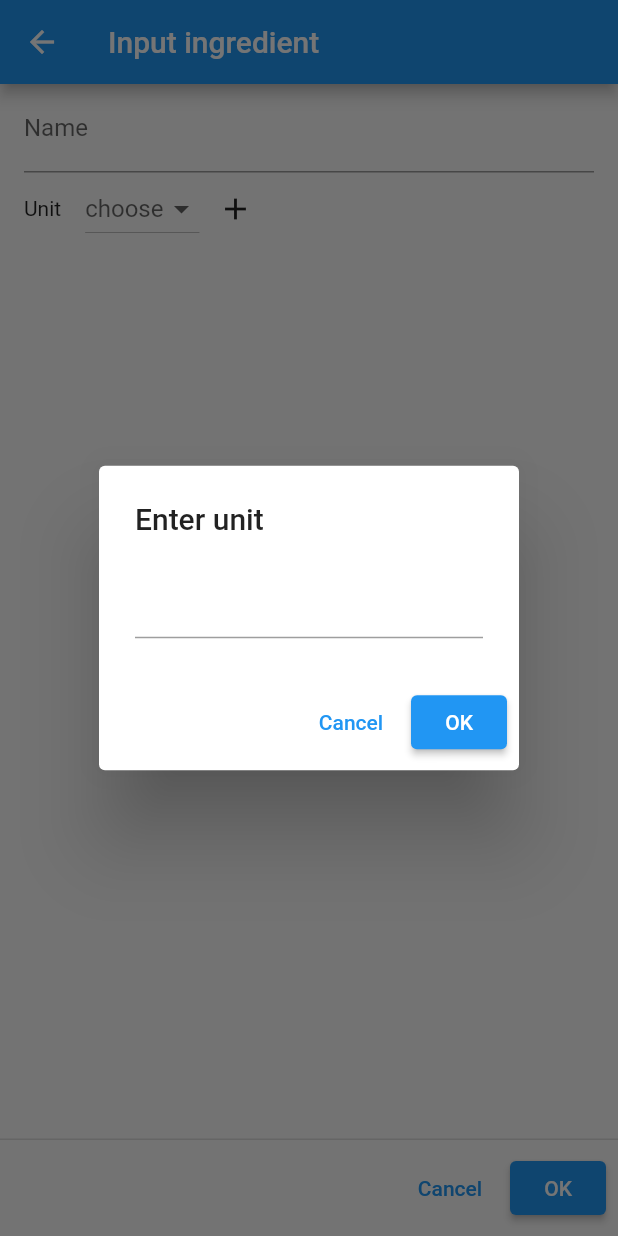
After one commit to EgorenkovPavel/menu_planner, a Flutter app: the IngredientInput screen opened directly, after a tap on the "add" icon, on a phone screen of 412 x 824 dp. The commit adds this screen. Run offline on Flutter 3.47's test engine with Material 2 defaults, Android fonts, the phone set to English and light mode, and no system bars; our stand-ins replace equatable, flutter_bloc, freezed_annotation, get_it.

Commit message:
Add ingredient input bloc

```diff
--- a/lib/src/app.dart
+++ b/lib/src/app.dart
@@ -1,5 +1,5 @@
 import 'package:flutter/material.dart';
-import 'package:menu_planner/src/ui/day_menu/day_menu.dart';
+import 'package:menu_planner/src/ui/day_menu/menu.dart';
 
 class App extends StatelessWidget {
   const App({Key? key}) : super(key: key);
@@ -7,7 +7,7 @@ class App extends StatelessWidget {
   @override
   Widget build(BuildContext context) {
     return MaterialApp(
-      home: DayMenu(),
+      home: Menu(),
     );
   }
 }
--- a/lib/src/data/data_repository_impl.dart
+++ b/lib/src/data/data_repository_impl.dart
@@ -11,8 +11,12 @@ class DataRepositoryImpl implements DataRepository {
 
   List<Dish> dishes = [];
   List<Ingredient> ingredients = [];
+  List<Unit> units = [];
 
   DataRepositoryImpl() {
+
+    units.add(Unit('kg'));
+    units.add(Unit('m'));
 
     final testo = Ingredient(id: Uuid(), name: 'Testo', unit: Unit('kg'));
     ingredients.add(testo);
@@ -83,4 +87,28 @@ class DataRepositoryImpl implements DataRepository {
     dishes.add(dish);
     return dish.id;
   }
+
+  @override
+  Future<Ingredient> getIngredientById({required Uuid ingredientId}) async {
+    return ingredients.firstWhere((element) => element.id == ingredientId);
+  }
+
+  @override
+  Future<List<Unit>> getAllUnits() async {
+    return units;
+  }
+
+  @override
+  Future<Uuid> addIngredient({required String name, required Unit unit}) async {
+    final ingredient = Ingredient(id: Uuid(), name: name, unit: unit);
+    ingredients.add(ingredient);
+    return ingredient.id;
+  }
+
+  @override
+  Future<Unit> addUnit({required String name}) async {
+    final unit = Unit(name);
+    units.add(unit);
+    return unit;
+  }
 }
--- a/lib/src/domain/repositories/data_repository.dart
+++ b/lib/src/domain/repositories/data_repository.dart
@@ -3,6 +3,7 @@ import 'package:uuid/uuid.dart';
 
 import '../models/day.dart';
 import '../models/dish.dart';
+import '../models/unit.dart';
 
 abstract class DataRepository {
   Future<List<Dish>> getDayMenu(Day day);
@@ -19,4 +20,12 @@ abstract class DataRepository {
     required String name,
     required Set<Ingredient> ingredients,
   });
+
+  Future<Ingredient> getIngredientById({required Uuid ingredientId});
+
+  Future<List<Unit>> getAllUnits();
+
+  Future<Unit> addUnit({required String name});
+
+  Future<Uuid> addIngredient({required String name, required Unit unit});
 }
--- a/lib/src/ui/day_menu/day_menu.dart
+++ b/lib/src/ui/day_menu/menu.dart
@@ -7,8 +7,8 @@ import '../../di.dart';
 import '../../domain/models/day.dart';
 import 'menu_bloc.dart';
 
-class DayMenu extends StatelessWidget {
-  const DayMenu({Key? key}) : super(key: key);
+class Menu extends StatelessWidget {
+  const Menu({Key? key}) : super(key: key);
 
   @override
   Widget build(BuildContext context) {
--- a/lib/src/ui/dish_input/dish_input.dart
+++ b/lib/src/ui/dish_input/dish_input.dart
@@ -2,6 +2,7 @@ import 'package:flutter/material.dart';
 import 'package:flutter_bloc/flutter_bloc.dart';
 import 'package:menu_planner/src/domain/models/ingredient.dart';
 import 'package:menu_planner/src/ui/choose_panel.dart';
+import 'package:menu_planner/src/ui/ingredient_input/ingredient_input.dart';
 
 import '../../di.dart';
 import 'dish_input_bloc.dart';
@@ -57,6 +58,16 @@ class DishInput extends StatelessWidget {
                         onSearchChange: (text) => context
                             .read<DishInputBloc>()
                             .add(DishInputEvent.search(text)),
+                        onAdd: () async {
+                          final ingredientId = await Navigator.of(context).push(
+                              MaterialPageRoute(
+                                  builder: (context) => IngredientInput()));
+                          if (ingredientId != null) {
+                            context.read<DishInputBloc>().add(
+                                DishInputEvent.addIngredientById(
+                                    ingredientId: ingredientId));
+                          }
+                        },
                       ),
                     );
                   }, listener: (context, state) {
@@ -72,9 +83,8 @@ class DishInput extends StatelessWidget {
                   onPressed: () => Navigator.of(context).pop(),
                   child: Text('Cancel')),
               ElevatedButton(
-                  onPressed: () => context
-                      .read<DishInputBloc>()
-                      .add(DishInputEvent.save()),
+                  onPressed: () =>
+                      context.read<DishInputBloc>().add(DishInputEvent.save()),
                   child: Text('OK'))
             ],
           );
--- a/lib/src/ui/dish_input/dish_input_bloc.dart
+++ b/lib/src/ui/dish_input/dish_input_bloc.dart
@@ -21,6 +21,9 @@ class DishInputEvent with _$DishInputEvent {
 
   const factory DishInputEvent.changeName({required String name}) =
       _ChangeNameDishInputEvent;
+
+  const factory DishInputEvent.addIngredientById({required Uuid ingredientId}) =
+      _AddIngredientByIdDishInputEvent;
 }
 
 @freezed
@@ -62,6 +65,7 @@ class DishInputBloc extends Bloc<DishInputEvent, DishInputState> {
           addIngredient: (event) => _onAddIngredient(event, emitter),
           save: (event) => _onSave(event, emitter),
           changeName: (event) => _onChangeName(event, emitter),
+          addIngredientById: (event) => _onAddIngredientById(event, emitter),
         ));
   }
 
@@ -127,4 +131,16 @@ class DishInputBloc extends Bloc<DishInputEvent, DishInputState> {
       dishIngredients: state.dishIngredients,
     ));
   }
+
+  FutureOr _onAddIngredientById(
+    _AddIngredientByIdDishInputEvent event,
+    Emitter<DishInputState> emit,
+  ) async {
+    final ingredient = await _dataRepository.getIngredientById(ingredientId: event.ingredientId);
+    emit(DishInputState.main(
+      name: state.name,
+      ingredients: state.ingredients,
+      dishIngredients: state.dishIngredients.toSet()..add(ingredient),
+    ));
+  }
 }
--- /dev/null
+++ b/lib/src/ui/ingredient_input/ingredient_input.dart
@@ -0,0 +1,129 @@
+import 'package:flutter/material.dart';
+import 'package:flutter_bloc/flutter_bloc.dart';
+import 'package:menu_planner/src/ui/ingredient_input/ingredient_input_bloc.dart';
+
+import '../../di.dart';
+import '../../domain/models/unit.dart';
+
+class IngredientInput extends StatelessWidget {
+  const IngredientInput({Key? key}) : super(key: key);
+
+  @override
+  Widget build(BuildContext context) {
+    return BlocProvider(
+      create: (context) => IngredientInputBloc(dataRepository: sl())
+        ..add(IngredientInputEvent.fetch()),
+      child: Builder(
+        builder: (context) {
+          return Scaffold(
+            appBar: AppBar(
+              title: Text('Input ingredient'),
+            ),
+            body: Padding(
+              padding: const EdgeInsets.symmetric(horizontal: 16.0),
+              child: Column(
+                children: [
+                  TextField(
+                    decoration: InputDecoration(label: Text('Name')),
+                    onChanged: (text) => context
+                        .read<IngredientInputBloc>()
+                        .add(IngredientInputEvent.changeName(name: text)),
+                  ),
+                  Row(
+                    children: [
+                      Text('Unit'),
+                      SizedBox(width: 16),
+                      BlocConsumer<IngredientInputBloc, IngredientInputState>(
+                          listener: (context, state){
+                            if (state.ingredientId != null){
+                              Navigator.of(context).pop(state.ingredientId);
+                            }
+                          },
+                          builder: (context, state) {
+                        return DropdownButton<Unit>(
+                            value: state.unit,
+                            hint: Text('choose'),
+                            items: state.units
+                                .map((unit) => DropdownMenuItem(
+                                      value: unit,
+                                      child: Text(unit.name),
+                                    ))
+                                .toList(),
+                            onChanged: (unit) {
+                              if (unit != null) {
+                                context.read<IngredientInputBloc>().add(
+                                    IngredientInputEvent.changeUnit(
+                                        unit: unit));
+                              }
+                            });
+                      }),
+                      IconButton(
+                          onPressed: () async {
+                            final newUnitName = await showDialog<String>(
+                                context: context,
+                                builder: (context) {
+                                  return UnitInputDialog();
+                                });
+                            if (newUnitName != null) {
+                              // context.read<IngredientInputBloc>().add(IngredientInputEvent)
+                            }
+                          },
+                          icon: Icon(Icons.add)),
+                    ],
+                  )
+                ],
+              ),
+            ),
+            persistentFooterButtons: [
+              TextButton(onPressed: () {
+                Navigator.of(context).pop();
+              }, child: Text('Cancel')),
+              ElevatedButton(onPressed: () {
+                context.read<IngredientInputBloc>().add(IngredientInputEvent.save());
+              }, child: Text('OK')),
+            ],
+          );
+        },
+      ),
+    );
+  }
+}
+
+class UnitInputDialog extends StatefulWidget {
+  const UnitInputDialog({Key? key}) : super(key: key);
+
+  @override
+  State<UnitInputDialog> createState() => _UnitInputDialogState();
+}
+
+class _UnitInputDialogState extends State<UnitInputDialog> {
+  final TextEditingController _nameController = TextEditingController();
+
+  @override
+  Widget build(BuildContext context) {
+    return AlertDialog(
+      title: Text('Enter unit'),
+      content: TextField(
+        controller: _nameController,
+      ),
+      actions: [
+        TextButton(
+            onPressed: () {
+              Navigator.of(context).pop();
+            },
+            child: Text('Cancel')),
+        ElevatedButton(
+            onPressed: () {
+              Navigator.of(context).pop(_nameController.text);
+            },
+            child: Text('OK'))
+      ],
+    );
+  }
+
+  @override
+  void dispose() {
+    _nameController.dispose();
+    super.dispose();
+  }
+}
--- /dev/null
+++ b/lib/src/ui/ingredient_input/ingredient_input_bloc.dart
@@ -0,0 +1,136 @@
+import 'dart:async';
+
+import 'package:flutter_bloc/flutter_bloc.dart';
+import 'package:freezed_annotation/freezed_annotation.dart';
+import 'package:uuid/uuid.dart';
+
+import '../../domain/models/unit.dart';
+import '../../domain/repositories/data_repository.dart';
+
+part 'ingredient_input_bloc.freezed.dart';
+
+@freezed
+class IngredientInputEvent with _$IngredientInputEvent {
+  const factory IngredientInputEvent.fetch() = _FetchIngredientInputEvent;
+
+  const factory IngredientInputEvent.changeName({required String name}) =
+      _ChangeNameIngredientInputEvent;
+
+  const factory IngredientInputEvent.changeUnit({required Unit unit}) =
+      _ChangeUnitIngredientInputEvent;
+
+  const factory IngredientInputEvent.addNewUnit({required String unitName}) =
+      _AddNewUnitIngredientInputEvent;
+
+  const factory IngredientInputEvent.save() = _SaveIngredientInputEvent;
+}
+
+@freezed
+class IngredientInputState with _$IngredientInputState {
+  const IngredientInputState._();
+
+  Uuid? get ingredientId => map(
+        main: (_) => null,
+        saved: (state) => state.ingredientId,
+      );
+
+  const factory IngredientInputState.main({
+    required String name,
+    required Unit? unit,
+    required List<Unit> units,
+  }) = _MainIngredientInputState;
+
+  const factory IngredientInputState.saved({
+    required String name,
+    required Unit? unit,
+    required List<Unit> units,
+    required Uuid ingredientId,
+  }) = _SavedIngredientInputState;
+}
+
+class IngredientInputBloc
+    extends Bloc<IngredientInputEvent, IngredientInputState> {
+  final DataRepository _dataRepository;
+
+  IngredientInputBloc({required DataRepository dataRepository})
+      : _dataRepository = dataRepository,
+        super(IngredientInputState.main(
+          units: [],
+          name: '',
+          unit: null,
+        )) {
+    on<IngredientInputEvent>((event, emitter) => event.map(
+          fetch: (event) => _onFetch(event, emitter),
+          changeName: (event) => _onChangeName(event, emitter),
+          changeUnit: (event) => _onChangeUnit(event, emitter),
+          addNewUnit: (event) => _onAddNewUnit(event, emitter),
+          save: (event) => _onSave(event, emitter),
+        ));
+  }
+
+  FutureOr _onFetch(
+    _FetchIngredientInputEvent event,
+    Emitter<IngredientInputState> emit,
+  ) async {
+    final units = await _dataRepository.getAllUnits();
+    emit(IngredientInputState.main(
+      units: units,
+      unit: state.unit,
+      name: state.name,
+    ));
+  }
+
+  FutureOr _onChangeName(
+    _ChangeNameIngredientInputEvent event,
+    Emitter<IngredientInputState> emit,
+  ) {
+    emit(IngredientInputState.main(
+      name: event.name,
+      unit: state.unit,
+      units: state.units,
+    ));
+  }
+
+  FutureOr _onChangeUnit(
+    _ChangeUnitIngredientInputEvent event,
+    Emitter<IngredientInputState> emit,
+  ) {
+    emit(IngredientInputState.main(
+      name: state.name,
+      unit: event.unit,
+      units: state.units,
+    ));
+  }
+
+  FutureOr _onAddNewUnit(
+    _AddNewUnitIngredientInputEvent event,
+    Emitter<IngredientInputState> emit,
+  ) async {
+    final unit = await _dataRepository.addUnit(name: event.unitName);
+    emit(IngredientInputState.main(
+      name: state.name,
+      unit: unit,
+      units: state.units.toList()..add(unit),
+    ));
+  }
+
+  FutureOr _onSave(
+    _SaveIngredientInputEvent event,
+    Emitter<IngredientInputState> emit,
+  ) async {
+    final unit = state.unit;
+    if (unit == null){
+      return;
+    }
+
+    final ingredientId = await _dataRepository.addIngredient(
+      name: state.name,
+      unit: unit,
+    );
+    emit(IngredientInputState.saved(
+        name: state.name,
+        unit: state.unit,
+        units: state.units,
+        ingredientId: ingredientId));
+  }
+}
```
Also changed, not shown: lib/src/ui/dish_input/dish_input_bloc.freezed.dart, lib/src/ui/ingredient_input/ingredient_input_bloc.freezed.dart (added).
